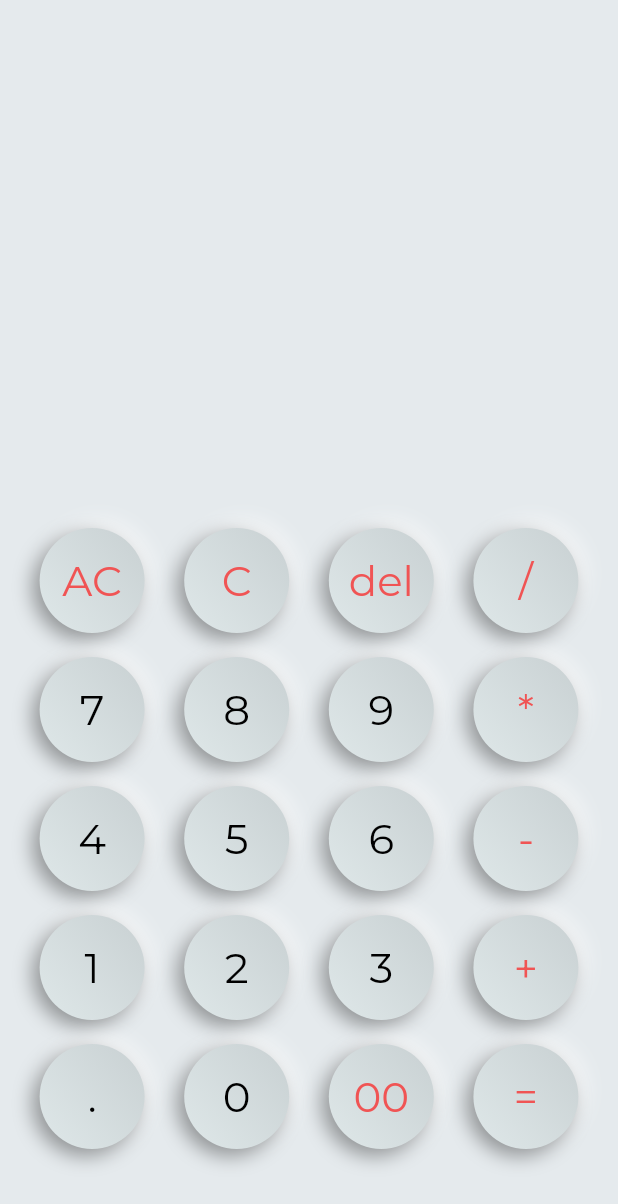
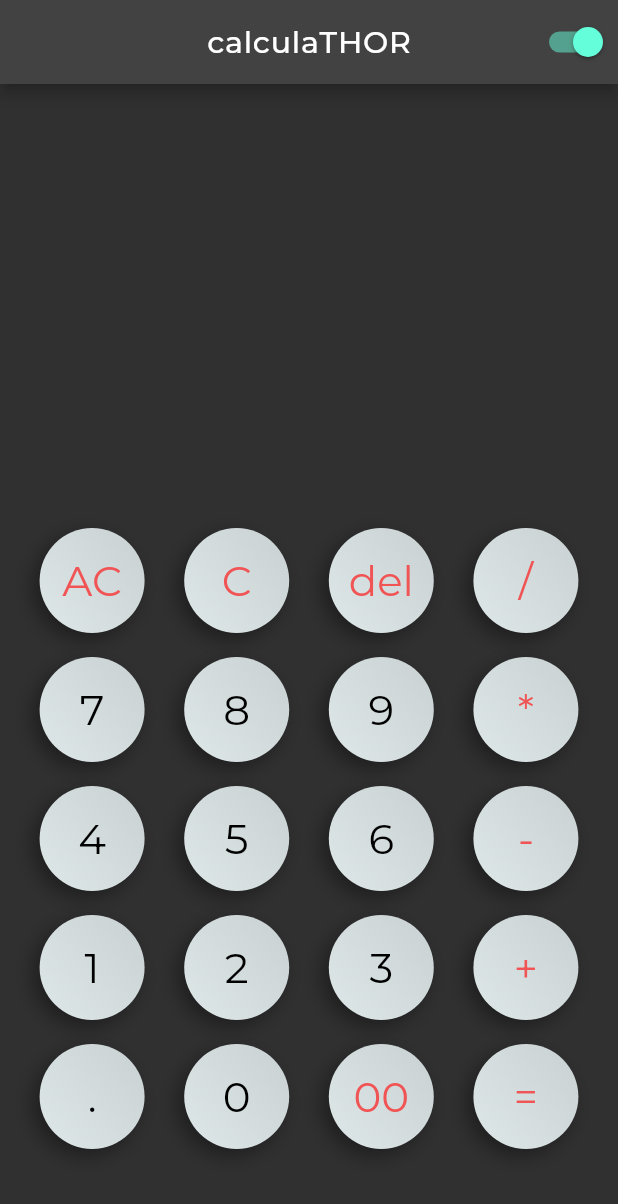
Before and after one commit to vaishnavbusha/neucalc, a Flutter app: the screen it shows after launch, on a phone screen of 412 x 824 dp. Shown: the top 1204 px of the screen. Run offline on Flutter 3.47's test engine with Material 2 defaults, Android fonts, the light colour scheme and no system bars; drawn by our look-alikes of flutter_neumorphic; our stand-ins replace auto_size_text, google_fonts, math_expressions.

Commit message:
HAR5HA-commit-appbar&themebutton

```diff
--- a/lib/button.dart
+++ b/lib/button.dart
@@ -1,5 +1,8 @@
 import 'package:flutter_neumorphic/flutter_neumorphic.dart';
 import 'package:google_fonts/google_fonts.dart';
+import 'package:provider/provider.dart';
+
+import 'main.dart';
 
 class Neubutton extends StatelessWidget {
   final String symbol;
@@ -16,6 +19,7 @@ class Neubutton extends StatelessWidget {
         buttononclick(symbol);
       },
       style: NeumorphicStyle(
+        shadowLightColor: Colors.transparent,
         shape: NeumorphicShape.concave,
         boxShape: NeumorphicBoxShape.circle(),
         lightSource: LightSource.topRight,
@@ -34,3 +38,18 @@ class Neubutton extends StatelessWidget {
     );
   }
 }
+
+class ChangeThemeButtonWidget extends StatelessWidget {
+  @override
+  Widget build(BuildContext context) {
+    final themeProvider = Provider.of<ThemeProvider>(context);
+
+    return Switch.adaptive(
+      value: themeProvider.IsDarkMode,
+      onChanged: (value) {
+        final provider = Provider.of<ThemeProvider>(context, listen: false);
+        provider.toggleTheme(value);
+      },
+    );
+  }
+}
--- a/lib/main.dart
+++ b/lib/main.dart
@@ -6,6 +6,7 @@ import 'package:flutter/services.dart';
 import 'package:google_fonts/google_fonts.dart';
 import 'package:math_expressions/math_expressions.dart';
 import 'package:auto_size_text/auto_size_text.dart';
+import 'package:provider/provider.dart';
 
 main(List<String> args) {
   SystemChrome.setSystemUIOverlayStyle(SystemUiOverlayStyle(
@@ -24,6 +25,17 @@ class Calc extends StatelessWidget {
 class Calculator extends StatefulWidget {
   @override
   _CalculatorState createState() => _CalculatorState();
+}
+
+class ThemeProvider extends ChangeNotifier {
+  ThemeMode themeMode = ThemeMode.dark;
+
+  bool get IsDarkMode => themeMode == ThemeMode.dark;
+
+  void toggleTheme(bool isOn) {
+    themeMode = isOn ? ThemeMode.dark : ThemeMode.light;
+    notifyListeners();
+  }
 }
 
 class _CalculatorState extends State<Calculator> {
@@ -82,10 +94,33 @@ class _CalculatorState extends State<Calculator> {
 
   @override
   Widget build(BuildContext context) {
+    return ChangeNotifierProvider(
+      create: (context) => ThemeProvider(),
+      builder: (context, _) {
+        final themeProvider = Provider.of<ThemeProvider>(context);
         return MaterialApp(
+          theme: ThemeData.light(),
+          // Provide light theme.
+          darkTheme: ThemeData.dark(),
+          // Provide dark theme.
+          themeMode: themeProvider.themeMode,
           debugShowCheckedModeBanner: false,
           home: Scaffold(
-        backgroundColor: Color(0xFFE5EAED),
+            // backgroundColor: Color(0xFFE5EAED),
+            appBar: AppBar(
+              backgroundColor: Color(0xff424242),
+              centerTitle: true,
+              title: Text(
+                'calculaTHOR',
+                style: GoogleFonts.montserrat(
+                  textStyle: TextStyle(
+                    // color: Colors.black45,
+                    letterSpacing: .5,
+                  ),
+                ),
+              ),
+              actions: [ChangeThemeButtonWidget()],
+            ),
             body: SafeArea(
               child: Column(
                 crossAxisAlignment: CrossAxisAlignment.end,
@@ -102,7 +137,9 @@ class _CalculatorState extends State<Calculator> {
                             _history,
                             style: GoogleFonts.montserrat(
                               textStyle: TextStyle(
-                              color: Colors.black45, letterSpacing: .5),
+                                // color: Colors.black45,
+                                letterSpacing: .5,
+                              ),
                             ),
                             textAlign: TextAlign.right,
                             textScaleFactor: 2,
@@ -118,16 +155,21 @@ class _CalculatorState extends State<Calculator> {
                               'Sorry String too long',
                               style: GoogleFonts.montserrat(
                                 textStyle: TextStyle(
-                                color: Colors.black, letterSpacing: .5),
+                                  // color: Colors.black,
+                                  letterSpacing: .5,
+                                ),
                               ),
                             ),
                             style: GoogleFonts.montserrat(
-                          textStyle:
-                              TextStyle(color: Colors.black, letterSpacing: .5),
+                              textStyle: TextStyle(
+                                // color: Colors.black,
+                                letterSpacing: .5,
+                              ),
                             ),
                             textScaleFactor: 4,
                           ),
-                      margin: EdgeInsets.only(left: 30, right: 30, bottom: 20),
+                          margin:
+                              EdgeInsets.only(left: 30, right: 30, bottom: 20),
                         ),
                       ],
                     ),
@@ -288,10 +330,10 @@ class _CalculatorState extends State<Calculator> {
             ),
           ),
         );
+      },
+    );
   }
 }
-
-
 
 // NeumorphicButton(
 //               child: Container(
--- a/pubspec.yaml
+++ b/pubspec.yaml
@@ -32,6 +32,7 @@ dependencies:
   google_fonts: ^2.1.0
   math_expressions: ^2.1.1
   auto_size_text: ^3.0.0-nullsafety.0
+  provider: ^5.0.0
 
 dev_dependencies:
   flutter_test:
```
Also changed, not shown: pubspec.lock. Lines whose indentation alone changed are shown as unchanged.
